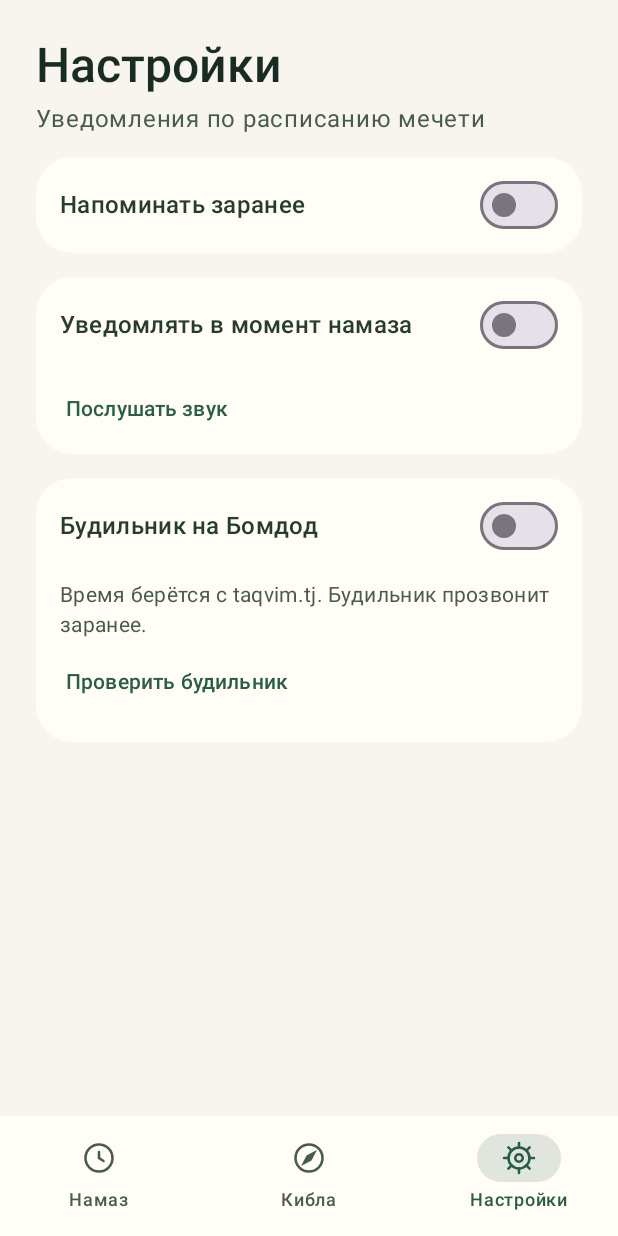
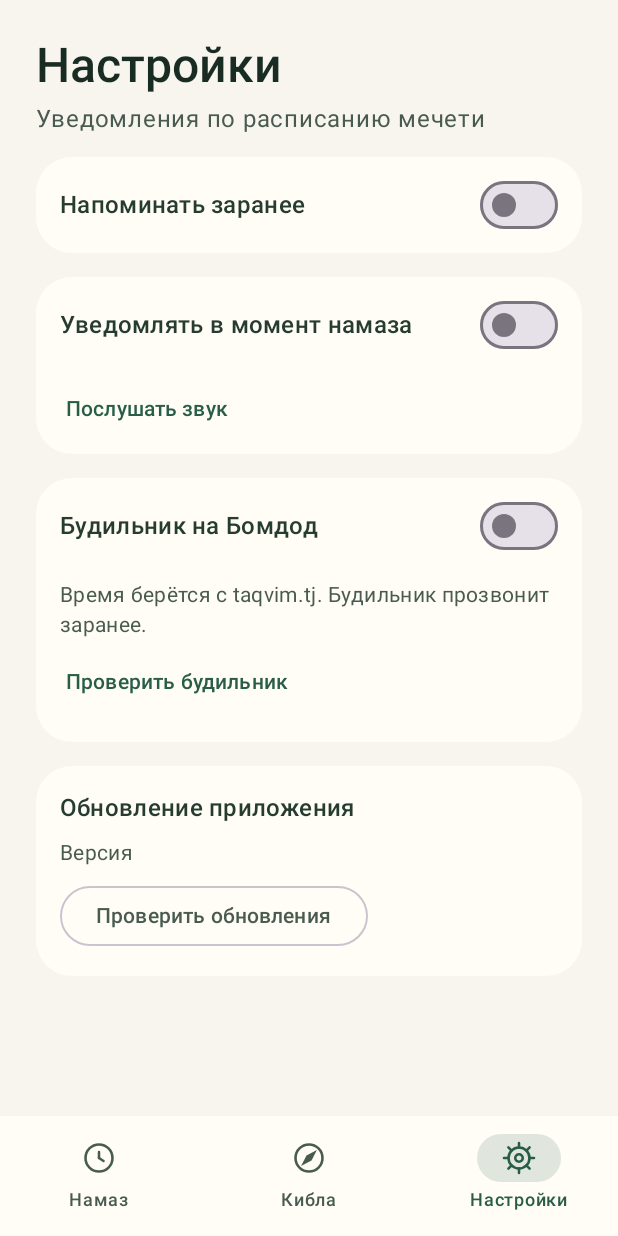
Before and after one commit to islom-din/Shah, an Android app built with Jetpack Compose: the screen it shows after launch (MainActivity), item 3 of the bottom bar chosen, on a phone screen of 412 x 824 dp. Run offline under Robolectric (Android 15) with nearby library versions, the phone set to English and light mode, and no system bars; pictures from the network do not load.

Commit message:
Add in-app auto-update via GitHub Releases
Check the latest release of UmarTuranov/Shah, download the APK and install it
through PackageInstaller. Add an update card in settings, release signing
from environment variables and a GitHub Actions workflow that builds and
publishes a signed APK when a v* tag is pushed.

Co-Authored-By: Claude Sonnet 5.5 <noreply@anthropic.com>

```diff
--- a/app/src/main/AndroidManifest.xml
+++ b/app/src/main/AndroidManifest.xml
@@ -9,6 +9,7 @@
     <uses-permission android:name="android.permission.FOREGROUND_SERVICE_MEDIA_PLAYBACK" />
     <uses-permission android:name="android.permission.USE_FULL_SCREEN_INTENT" />
     <uses-permission android:name="android.permission.VIBRATE" />
+    <uses-permission android:name="android.permission.REQUEST_INSTALL_PACKAGES" />
     <uses-permission android:name="android.permission.ACCESS_COARSE_LOCATION" />
     <uses-permission android:name="android.permission.ACCESS_FINE_LOCATION" />
 
@@ -52,6 +53,7 @@
             android:showWhenLocked="true"
             android:turnScreenOn="true"
             android:theme="@style/Theme.Shah" />
+        <receiver android:name=".UpdateInstallReceiver" android:exported="false" />
         <service
             android:name=".AlarmService"
             android:exported="false"
--- a/app/src/main/java/rynfell/islom/shah/MainActivity.kt
+++ b/app/src/main/java/rynfell/islom/shah/MainActivity.kt
@@ -88,6 +88,7 @@ class MainActivity : ComponentActivity() {
     private var notificationsAllowed by mutableStateOf(false)
     private var exactAlarmsAllowed by mutableStateOf(false)
     private var soundPreview: MediaPlayer? = null
+    private var updateState by mutableStateOf<UpdateState>(UpdateState.Idle)
     private var resumed = false
     private lateinit var soundPool: SoundPool
     private var alignmentSoundId = 0
@@ -112,6 +113,7 @@ class MainActivity : ComponentActivity() {
         notificationSettings = prayerNotifications.settings()
         enableEdgeToEdge()
         loadAlignmentSound()
+        checkForUpdate(manual = false)
         setContent {
             ShahTheme {
                 ShahNavigation(selectedTab, ::selectTab) {
@@ -135,6 +137,10 @@ class MainActivity : ComponentActivity() {
                             onAllowExactAlarms = ::allowExactAlarms,
                             onPlaySound = ::playNotificationSound,
                             onTestAlarm = { AlarmService.start(this@MainActivity) },
+                            updateState = updateState,
+                            currentVersion = currentVersion,
+                            onCheckUpdate = { checkForUpdate(manual = true) },
+                            onInstallUpdate = ::installUpdate,
                         )
                     }
                 }
@@ -145,6 +151,44 @@ class MainActivity : ComponentActivity() {
     override fun onSaveInstanceState(outState: Bundle) {
         outState.putInt("selected_tab", selectedTab.ordinal)
         super.onSaveInstanceState(outState)
+    }
+
+    private val currentVersion: String
+        get() = packageManager.getPackageInfo(packageName, 0).versionName.orEmpty()
+
+    private fun checkForUpdate(manual: Boolean) {
+        val now = System.currentTimeMillis()
+        if (!manual && now - permissionPreferences.getLong("update_checked_at", 0L) < 24 * 60 * 60 * 1000L) return
+        if (updateState is UpdateState.Checking || updateState is UpdateState.Downloading) return
+        updateState = UpdateState.Checking
+        lifecycleScope.launch {
+            updateState = try {
+                val update = fetchLatestUpdate(currentVersion)
+                permissionPreferences.edit { putLong("update_checked_at", now) }
+                if (update != null) UpdateState.Available(update) else UpdateState.UpToDate
+            } catch (_: IOException) {
+                if (manual) UpdateState.Failed else UpdateState.Idle
+            }
+        }
+    }
+
+    private fun installUpdate() {
+        val update = (updateState as? UpdateState.Available)?.update ?: return
+        if (!packageManager.canRequestPackageInstalls()) {
+            startActivity(Intent(Settings.ACTION_MANAGE_UNKNOWN_APP_SOURCES, Uri.parse("package:$packageName")))
+            return
+        }
+        updateState = UpdateState.Downloading(update, 0f)
+        lifecycleScope.launch {
+            updateState = try {
+                downloadAndInstall(applicationContext, update) { progress ->
+                    updateState = UpdateState.Downloading(update, progress)
+                }
+                UpdateState.Installing
+            } catch (_: IOException) {
+                UpdateState.Failed
+            }
+        }
     }
 
     private fun selectTab(tab: ShahTab) {
--- a/app/src/main/java/rynfell/islom/shah/NotificationSettingsScreen.kt
+++ b/app/src/main/java/rynfell/islom/shah/NotificationSettingsScreen.kt
@@ -15,7 +15,9 @@ import androidx.compose.foundation.rememberScrollState
 import androidx.compose.foundation.selection.toggleable
 import androidx.compose.foundation.shape.RoundedCornerShape
 import androidx.compose.foundation.verticalScroll
+import androidx.compose.material3.Button
 import androidx.compose.material3.FilterChip
+import androidx.compose.material3.LinearProgressIndicator
 import androidx.compose.material3.MaterialTheme
 import androidx.compose.material3.OutlinedButton
 import androidx.compose.material3.Surface
@@ -40,6 +42,10 @@ internal fun NotificationSettingsScreen(
     onAllowExactAlarms: () -> Unit,
     onPlaySound: () -> Unit,
     onTestAlarm: () -> Unit,
+    updateState: UpdateState,
+    currentVersion: String,
+    onCheckUpdate: () -> Unit,
+    onInstallUpdate: () -> Unit,
 ) {
     val colors = MaterialTheme.colorScheme
     val type = MaterialTheme.typography
@@ -152,6 +158,7 @@ internal fun NotificationSettingsScreen(
                     }
                 }
             }
+            UpdateCard(updateState, currentVersion, onCheckUpdate, onInstallUpdate)
             if (settings.notificationsEnabled && !notificationsAllowed) {
                 OutlinedButton(onClick = onAllowNotifications) {
                     Text(stringResource(R.string.settings_allow_notifications))
@@ -183,3 +190,36 @@ private fun NotificationSwitch(title: String, checked: Boolean, onChecked: (Bool
         Switch(checked = checked, onCheckedChange = null)
     }
 }
+
+@Composable
+private fun UpdateCard(
+    state: UpdateState,
+    currentVersion: String,
+    onCheck: () -> Unit,
+    onInstall: () -> Unit,
+) {
+    val colors = MaterialTheme.colorScheme
+    Surface(Modifier.fillMaxWidth(), color = colors.surface, shape = RoundedCornerShape(24.dp)) {
+        Column(Modifier.padding(16.dp), verticalArrangement = Arrangement.spacedBy(8.dp)) {
+            Text(stringResource(R.string.update_title), style = MaterialTheme.typography.titleMedium)
+            val status = when (state) {
+                is UpdateState.Available -> stringResource(R.string.update_available, state.update.version)
+                is UpdateState.Downloading -> stringResource(R.string.update_downloading, (state.progress * 100).toInt())
+                UpdateState.Checking -> stringResource(R.string.update_checking)
+                UpdateState.Installing -> stringResource(R.string.update_installing)
+                UpdateState.UpToDate -> stringResource(R.string.update_up_to_date, currentVersion)
+                UpdateState.Failed -> stringResource(R.string.update_failed)
+                UpdateState.Idle -> stringResource(R.string.update_version, currentVersion)
+            }
+            Text(status, style = MaterialTheme.typography.bodyMedium, color = colors.onSurfaceVariant)
+            if (state is UpdateState.Downloading) {
+                LinearProgressIndicator(progress = { state.progress }, modifier = Modifier.fillMaxWidth())
+            }
+            when (state) {
+                is UpdateState.Available -> Button(onClick = onInstall) { Text(stringResource(R.string.update_install)) }
+                is UpdateState.Downloading, UpdateState.Checking, UpdateState.Installing -> Unit
+                else -> OutlinedButton(onClick = onCheck) { Text(stringResource(R.string.update_check)) }
+            }
+        }
+    }
+}
--- a/app/src/main/res/values/strings.xml
+++ b/app/src/main/res/values/strings.xml
@@ -9,6 +9,16 @@
     <string name="settings_fajr_alarm_hint">Время берётся с taqvim.tj. Будильник прозвонит заранее.</string>
     <string name="settings_alarm_at_time">В момент</string>
     <string name="settings_test_alarm">Проверить будильник</string>
+    <string name="update_title">Обновление приложения</string>
+    <string name="update_version">Версия %1$s</string>
+    <string name="update_up_to_date">Версия %1$s — установлена последняя</string>
+    <string name="update_available">Доступна версия %1$s</string>
+    <string name="update_checking">Проверяем обновления…</string>
+    <string name="update_downloading">Скачиваем… %1$d%%</string>
+    <string name="update_installing">Подтвердите установку в системном окне</string>
+    <string name="update_failed">Не удалось проверить обновление. Проверьте подключение к интернету.</string>
+    <string name="update_check">Проверить обновления</string>
+    <string name="update_install">Обновить</string>
     <string name="alarm_channel">Будильник Бомдод</string>
     <string name="alarm_title">Время вставать на Бомдод</string>
     <string name="alarm_text">Скоро начнётся утренний намаз</string>
```
Also changed, not shown: app/build.gradle.kts (+15 -2 lines), app/src/main/java/rynfell/islom/shah/AppUpdater.kt (added, +141 -0 lines), 2 other files.
